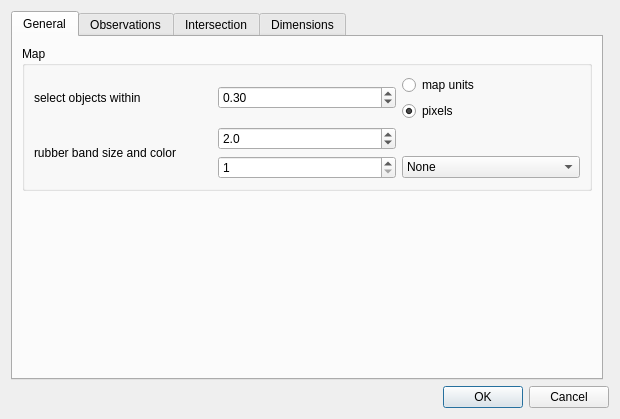
Above: ui/ui_settings.ui from 3nids/intersectit before the change. Below: the same form after it.
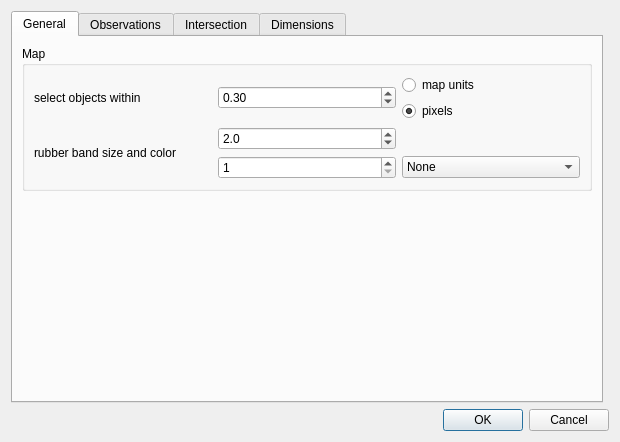
That is the form after the change. Custom widgets are drawn as their Qt base class.

```diff
--- a/ui/ui_settings.ui
+++ b/ui/ui_settings.ui
@@ -7,7 +7,7 @@
     <x>0</x>
     <y>0</y>
     <width>620</width>
-    <height>419</height>
+    <height>442</height>
    </rect>
   </property>
   <property name="windowTitle">
```
Left out of the diff: 11 changed lines with no effect on the pictures.
